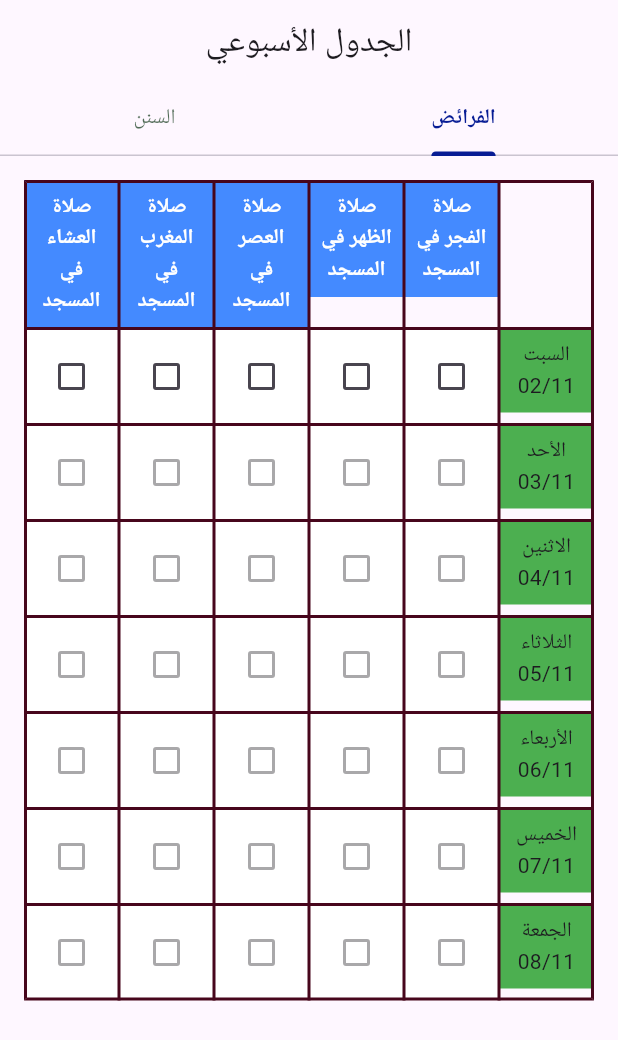
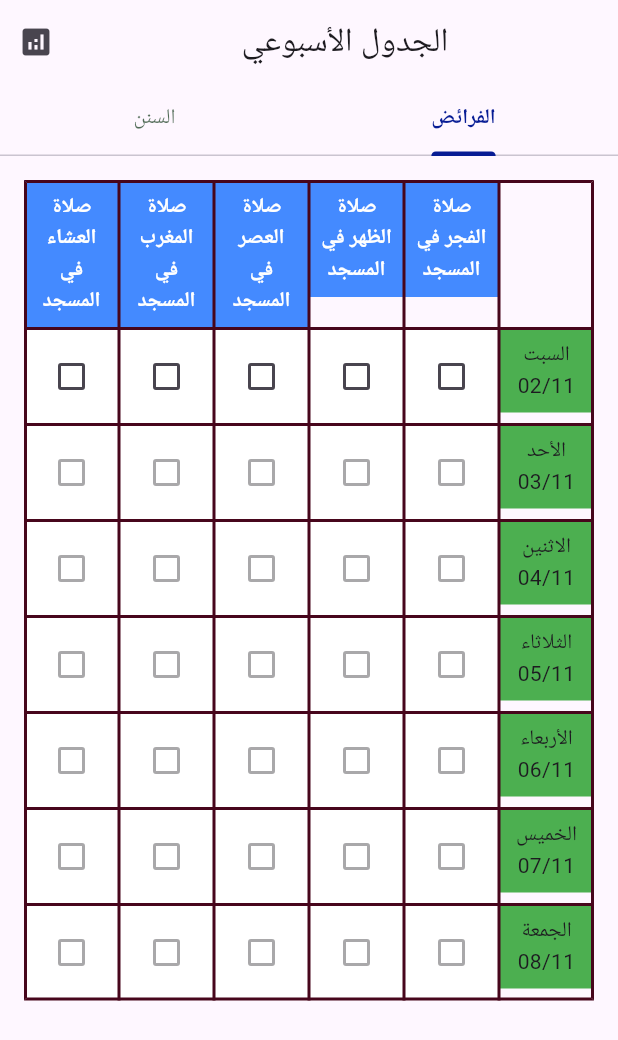
Before and after one commit to hmada2024/observer, a Flutter app: the screen it shows after launch, on a phone screen of 412 x 824 dp. Shown: the top 1040 px of the screen. Run offline on Flutter 3.47's test engine with Material 3 defaults, Android fonts, the phone set to English and light mode, and no system bars; our stand-ins replace get, shared_preferences.

Commit message:
add navegator button in appar

```diff
--- a/lib/pages/weekly_task_schedule.dart
+++ b/lib/pages/weekly_task_schedule.dart
@@ -1,6 +1,7 @@
 import 'package:flutter/material.dart';
 import 'package:get/get.dart';
 import 'package:intl/intl.dart' as intl;
+import 'package:observer/analytics_page.dart';
 import '../controllers/task_controller.dart';
 import '../const.dart';
 
@@ -37,6 +38,14 @@ class WeeklyTaskSchedule extends StatelessWidget {
               unselectedLabelColor: const Color.fromARGB(179, 6, 46, 14),
               labelColor: const Color.fromARGB(255, 7, 28, 148),
             ),
+            actions: [
+              IconButton(
+                icon: Icon(Icons.analytics),
+                onPressed: () {
+                  Get.to(() => AnalyticsPage());
+                },
+              ),
+            ],
           ),
           body: TabBarView(
             children: [
```
